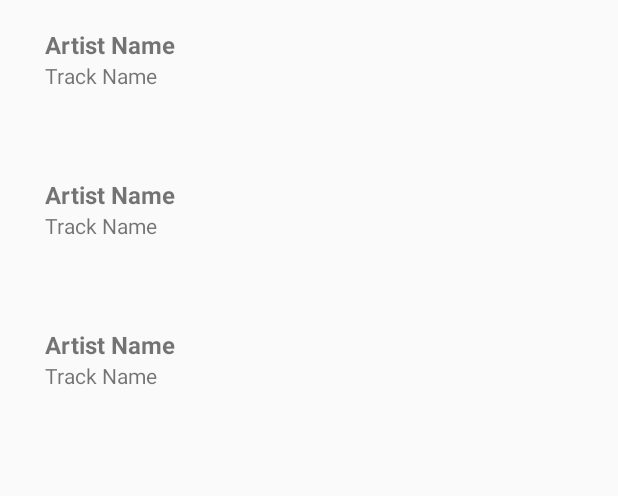
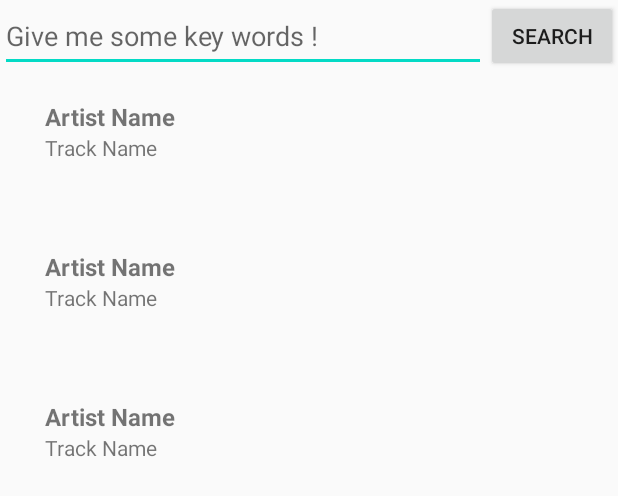
Before and after one commit to wangchauyan/iTunesSearch, an Android app: the layout fragment_art_work_list.xml on its own in the app's theme, with its tools: preview values and no code run, on a phone screen of 412 x 824 dp. Shown: the top 496 px of the screen. Run offline under Robolectric (Android 15) with nearby library versions, the phone set to English and light mode, and no system bars.

Commit message:
feat: Add search field and search button
1. Create search textfield and search button for randomly input
2. Create LruCache for caching recent search result.

- Chauyan

```diff
--- a/app/src/main/res/layout/fragment_art_work_list.xml
+++ b/app/src/main/res/layout/fragment_art_work_list.xml
@@ -4,6 +4,26 @@
   xmlns:tools="http://schemas.android.com/tools"
   android:layout_width="match_parent"
   android:layout_height="match_parent">
+  <LinearLayout
+    android:id="@+id/artwork_container"
+    android:layout_width="match_parent"
+    android:layout_height="match_parent"
+    android:orientation="vertical">
+    <LinearLayout
+      android:layout_width="match_parent"
+      android:layout_height="wrap_content">
+      <EditText
+        android:id="@+id/artwork_search"
+        android:layout_width="0dp"
+        android:layout_height="match_parent"
+        android:layout_weight="4"
+        android:hint="@string/artwork_search_hint" />
+      <Button
+        android:id="@+id/artwork_search_btn"
+        android:layout_width="wrap_content"
+        android:layout_height="wrap_content"
+        android:text="@string/artwork_search_btn" />
+    </LinearLayout>
     <androidx.swiperefreshlayout.widget.SwipeRefreshLayout
       android:id="@+id/refresher"
       android:layout_width="match_parent"
@@ -17,6 +37,7 @@
         tools:context=".presentation.screen.restaurant_list.view.RestaurantListFragment"
         tools:listitem="@layout/fragment_art_work_item" />
     </androidx.swiperefreshlayout.widget.SwipeRefreshLayout>
+  </LinearLayout>
   <RelativeLayout
     android:id="@+id/network_condition"
     android:layout_width="match_parent"
@@ -40,5 +61,4 @@
       android:textSize="16sp"
       android:textStyle="bold" />
   </RelativeLayout>
-
 </FrameLayout>
--- a/app/src/main/res/values/strings.xml
+++ b/app/src/main/res/values/strings.xml
@@ -7,6 +7,6 @@
 
   <!-- Strings used for fragments -->
   <string name="artwork_no_network">No network connection!</string>
-  <string name="dummy_button">Dummy Button</string>
-  <string name="dummy_content">DUMMY\nCONTENT</string>
+  <string name="artwork_search_btn">Search</string>
+  <string name="artwork_search_hint">Give me some key words !</string>
 </resources>
```
Also changed, not shown: app/src/main/java/idv/chauyan/itunessearch/presentation/screen/artworklist/ArtWorkListContract.kt (+13 -1 lines), app/src/main/java/idv/chauyan/itunessearch/presentation/screen/artworklist/model/ArtWorkListModel.kt (+15 -0 lines), app/src/main/java/idv/chauyan/itunessearch/presentation/screen/artworklist/presenter/ArtWorkListPresenter.kt (+12 -0 lines), app/src/main/java/idv/chauyan/itunessearch/presentation/screen/artworklist/view/ArtWorkListFragment.kt (+74 -24 lines). Lines whose indentation alone changed are shown as unchanged.
